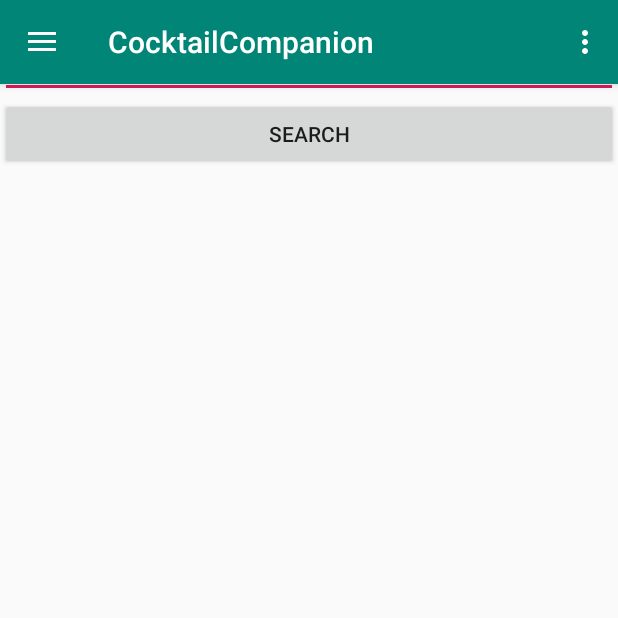
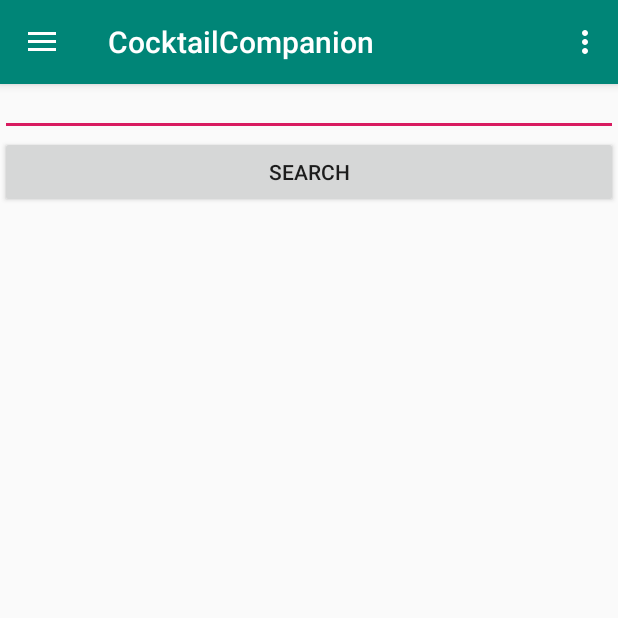
Before and after one commit to BooitsDaly/CocktailCompanion, an Android app: the screen it shows after launch (MainActivity), in the side drawer, after a tap on "Ingredient Name", on a phone screen of 412 x 824 dp, the top half of it. Run offline under Robolectric (Android 15) with nearby library versions, the phone set to English and light mode, and no system bars.

Commit message:
search Ingredient done

```diff
--- a/app/src/main/res/layout/fragment_searchby_ingredient.xml
+++ b/app/src/main/res/layout/fragment_searchby_ingredient.xml
@@ -3,15 +3,20 @@
               xmlns:tools="http://schemas.android.com/tools"
               android:layout_width="match_parent"
               android:layout_height="match_parent"
-              tools:context=".SearchbyIngredient" android:orientation="vertical">
+              tools:context=".SearchbyIngredient" android:orientation="vertical" android:layout_marginTop="25dp">
     <EditText
             android:layout_width="match_parent"
             android:layout_height="wrap_content"
             android:inputType="textPersonName"
             android:ems="10"
-            android:id="@+id/searchbyIngredient" android:layout_marginTop="20dp"/>
+            android:id="@+id/searchIngredient" android:layout_marginTop="20dp"/>
     <Button
             android:text="@android:string/search_go"
             android:layout_width="match_parent"
-            android:layout_height="wrap_content" android:id="@+id/searchByIngredientBTN"/>
+            android:onClick="getIngredient"
+            android:layout_height="wrap_content" android:id="@+id/searchIngredientBTN"/>
+    <TextView
+            android:text=""
+            android:layout_width="match_parent"
+            android:layout_height="620dp" android:id="@+id/getIngredients" android:layout_margin="10dp"/>
 </LinearLayout>
```
Also changed, not shown: app/src/main/java/com/example/cocktailcompanion/MainActivity.kt (+39 -2 lines), app/src/main/java/com/example/cocktailcompanion/SearchbyIngredient.kt (+0 -10 lines).
